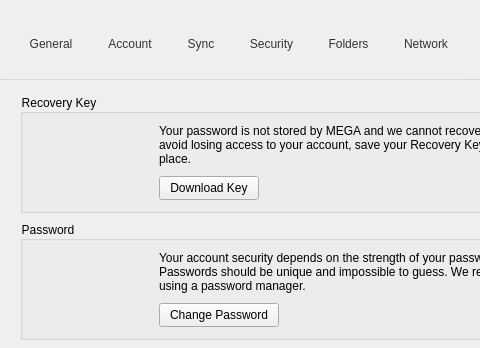
meganz/MEGAsync, file src/MEGASync/gui/win/SettingsDialog.ui: the form before one commit; both pictures show x 0 to 480 and y 0 to 348 of the 595 by 733 pixel window.
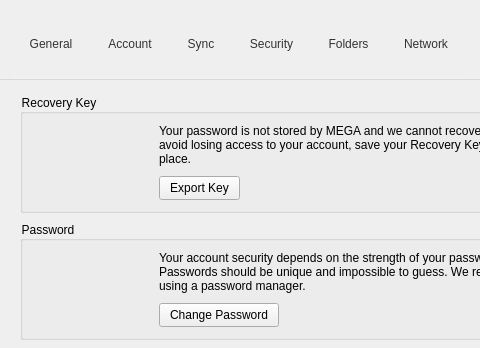
The form after the commit. The open tabs and pages were chosen to show the change. Icons and pictures are not drawn. Custom widgets are drawn as their Qt base class.

```diff
--- a/src/MEGASync/gui/win/SettingsDialog.ui
+++ b/src/MEGASync/gui/win/SettingsDialog.ui
@@ -2025,7 +2025,7 @@
             <item alignment="Qt::AlignLeft">
              <widget class="QPushButton" name="bExportMasterKey">
               <property name="text">
-               <string>Download Key</string>
+               <string>Export Key</string>
               </property>
               <property name="autoDefault">
                <bool>false</bool>
```
